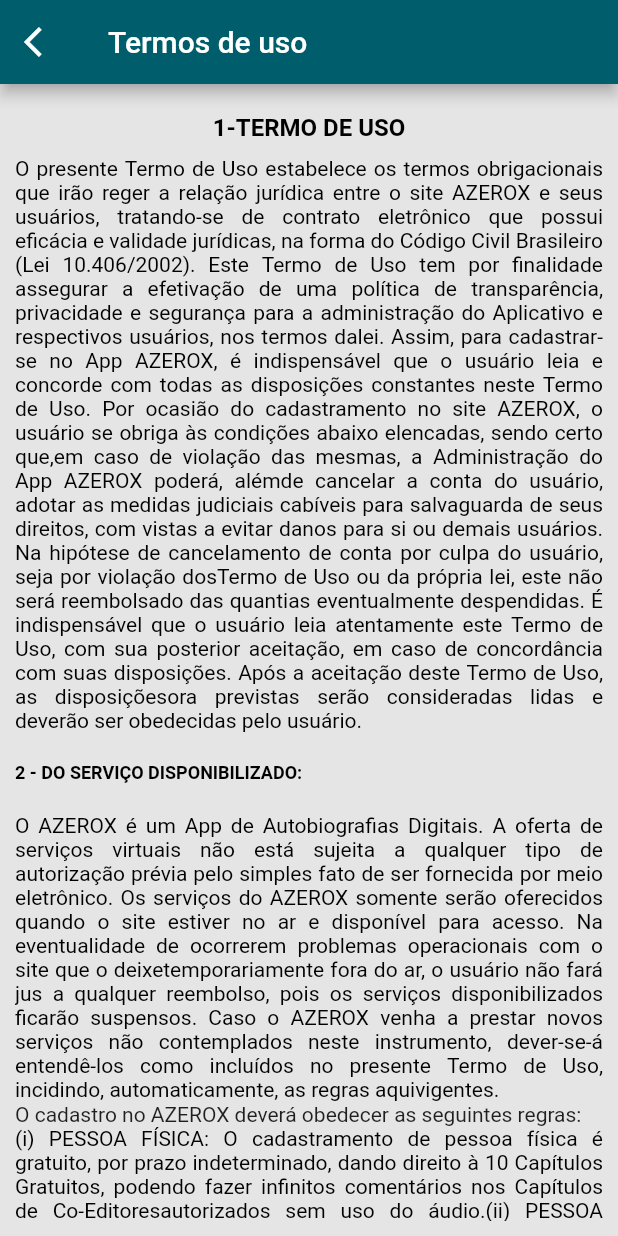
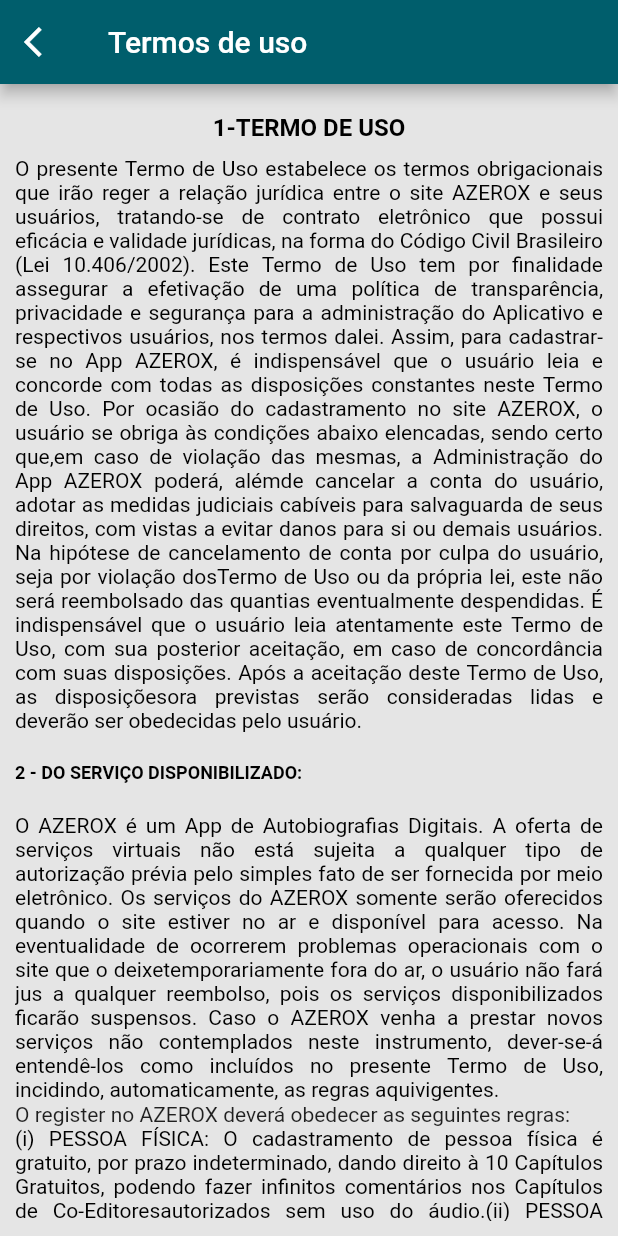
Before and after one commit to azerox/azerox, a Flutter app: the UseTerms screen opened by its route, on a phone screen of 412 x 824 dp. Run offline on Flutter 3.47's test engine with Material 2 defaults, Android fonts, the phone set to English and light mode, and no system bars; our stand-ins replace audioplayers, cached_network_image, dio, get, image_picker, lazy_load_scrollview and 1 more; missing offline and left inert: flutter_facebook_auth, flutter_social_content_share, flutter_sound, mask, record_mp3; accounts and stored records are empty; network calls fail; project files that could hold a hidden picture were left out.

Commit message:
atualização na pasta de cadastro de usuários

```diff
--- a/lib/app/modules/login/login_page.dart
+++ b/lib/app/modules/login/login_page.dart
@@ -115,7 +115,7 @@
                         width: 243,
                         height: 37,
                         child: ElevatedButton(
-                          child: const Text('Novo cadastro'),
+                          child: const Text('Novo register'),
                           onPressed: () => Get.toNamed(Routes.cadastro_email),
                         ),
                       ),
--- a/lib/app/modules/cadastro/politics/politics.dart
+++ b/lib/app/modules/register/politics/politics.dart
@@ -87,7 +87,7 @@
                       'poderá excluir o usuário do site, sem prévia comunicação, até que, se for o caso, a situação reste esclarecida.'
                       'É de inteira responsabilidade do usuário providenciar o seu próprio acesso à internet e pagar todas as taxas de serviço eventualmente cobradas por terceiros com relação a tal acesso; providenciar seu '
                       'próprio acesso a um endereço para envio de mensagens eletrônicas via internet e pagar todas as taxas de serviço eventualmente cobradas por terceiros com relação a tal acesso; providenciar todo o '
-                      'equipamento necessário para efetuar sua conexão à internet, incluindo, mas não se limitando, a um computador e um modem; efetuar seu próprio cadastro no AZEROX, responsabilizando-se pela '
+                      'equipamento necessário para efetuar sua conexão à internet, incluindo, mas não se limitando, a um computador e um modem; efetuar seu próprio register no AZEROX, responsabilizando-se pela '
                       'correção e veracidade dos dados informados, assim como pela guarda de sua senha de acesso; e, manter o ambiente de seu computador seguro, com uso de ferramentas disponíveis como antivírus e '
                       'firewall, entre outras, atualizadas, de modo a contribuir na prevenção de riscos eletrônicos do lado do usuário.'
                       ''
--- a/lib/app/modules/cadastro/politics/use_terms.dart
+++ b/lib/app/modules/register/politics/use_terms.dart
@@ -76,7 +76,7 @@
               ),
               SizedBox(height: 1),
               Text(
-                'O cadastro no AZEROX deverá obedecer as seguintes regras: ',
+                'O register no AZEROX deverá obedecer as seguintes regras: ',
                 textAlign: TextAlign.justify,
               ),
               Text(
@@ -113,9 +113,9 @@
                 'banir, temporária ou definitivamente, os usuários que não respeitarem as regras de utilização.'
                 'Fornecer informação falsa ou utilizar dados de terceiros constitui crime previsto no Código Penal Brasileiro. Em havendo dano ou prejuízo a terceiros, ou ao AZEROX, em virtude de ação ilegal de'
                 'determinado usuário, este ficará obrigado a indenizar o AZEROX, sem prejuízo do pagamento de perdas e danos futuramente comprovados.'
-                'Em havendo a referida utilização de dados falsos, o AZEROX se reserva o direito de encerrar o cadastro do usuário assim que tomar conhecimento da falsidade ou da má-fé empregadas pelo usuário,'
+                'Em havendo a referida utilização de dados falsos, o AZEROX se reserva o direito de encerrar o register do usuário assim que tomar conhecimento da falsidade ou da má-fé empregadas pelo usuário,'
                 'podendo impedir seu posterior regresso nos serviços oferecidos pelo site, sem quaisquer ressarcimentos.'
-                'No momento do cadastro, o usuário escolherá uma senha e uma identificação pessoal, que deverão ser mantidos em sigilo. Caso o usuário seja notificado ou tome ciência que sua senha e/ou'
+                'No momento do register, o usuário escolherá uma senha e uma identificação pessoal, que deverão ser mantidos em sigilo. Caso o usuário seja notificado ou tome ciência que sua senha e/ou'
                 'identificação pessoal está sendo usada por terceira pessoa, ele deverá notificar, imediatamente o AZEROX.',
                 style: TextStyle(
                   color: Colors.black,
--- a/lib/app/modules/cadastro/cadastro_bindings.dart
+++ b/lib/app/modules/register/register_bindings.dart
@@ -1,6 +1,6 @@
 
-import 'package:azerox/app/modules/cadastro/cadastro_email_controller.dart';
-import 'package:azerox/app/modules/cadastro/cadastro_email_repository.dart';
+import 'package:azerox/app/modules/register/register_email_controller.dart';
+import 'package:azerox/app/modules/register/register_email_repository.dart';
 import 'package:azerox/app/modules/repositories/ibge_repository.dart';
 import 'package:azerox/app/modules/repositories/ibge_repository_imp.dart';
 import 'package:dio/dio.dart';
--- a/lib/app/modules/cadastro/cadastro_email_controller.dart
+++ b/lib/app/modules/register/register_email_controller.dart
@@ -1,7 +1,7 @@
 import 'package:azerox/app/models/city_model.dart';
 import 'package:azerox/app/models/country_model.dart';
 import 'package:azerox/app/models/state_model.dart';
-import 'package:azerox/app/modules/cadastro/cadastro_email_repository.dart';
+import 'package:azerox/app/modules/register/register_email_repository.dart';
 import 'package:azerox/app/modules/repositories/ibge_repository.dart';
 
 import 'package:flutter/material.dart';
--- a/lib/app/modules/cadastro/cadastro_email_page.dart
+++ b/lib/app/modules/register/register_email_page.dart
@@ -4,7 +4,7 @@
 import 'package:azerox/app/models/city_model.dart';
 import 'package:azerox/app/models/country_model.dart';
 import 'package:azerox/app/models/state_model.dart';
-import 'package:azerox/app/modules/cadastro/cadastro_email_controller.dart';
+import 'package:azerox/app/modules/register/register_email_controller.dart';
 import 'package:flutter/material.dart';
 import 'package:get/get.dart';
 import 'package:mask/mask.dart';
```
Also changed, not shown: lib/app/config/app_routes.dart (+6 -5 lines), lib/app/modules/configuration/configuration_user_repository.dart (added, +61 -0 lines), lib/app/modules/register/politics/consentient_terms.dart (renamed from lib/app/modules/cadastro/politics/consentient_terms.dart), lib/app/modules/register/register_email_repository.dart (renamed from lib/app/modules/cadastro/cadastro_email_repository.dart), lib/app/modules/register/telas/formulario_desktop.dart (renamed from lib/app/modules/cadastro/telas/formulario_desktop.dart), lib/app/modules/register/telas/formulario_tablet.dart (renamed from lib/app/modules/cadastro/telas/formulario_tablet.dart).
